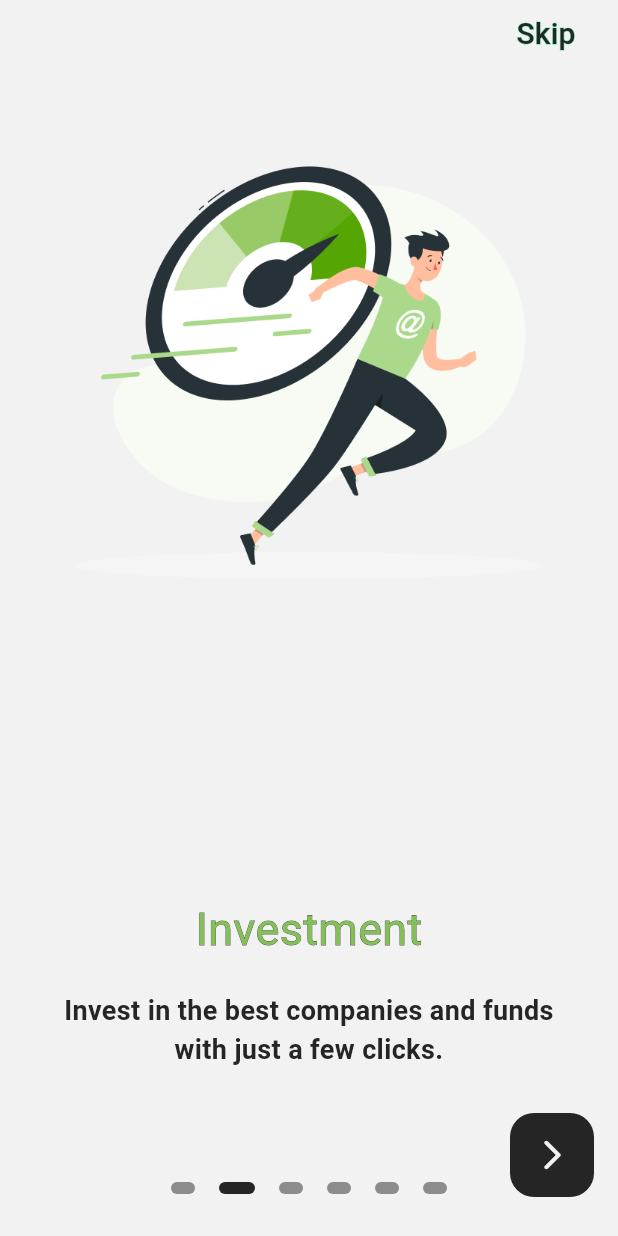
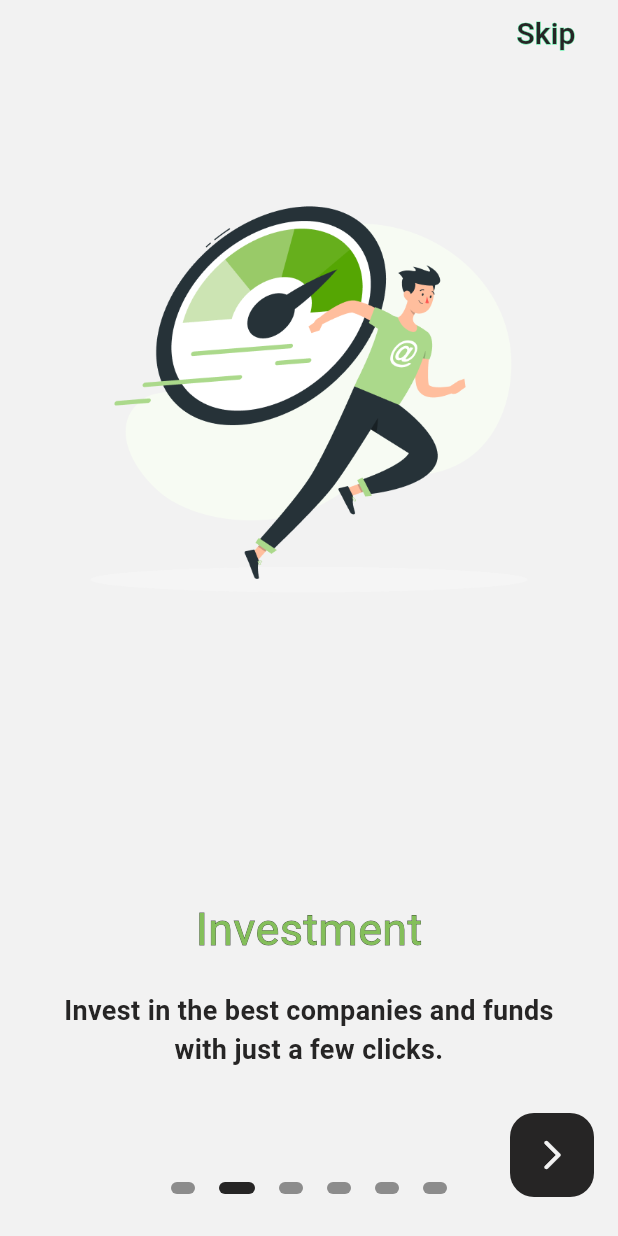
Before and after one commit to bugrahankaramollaoglu/greefin, a Flutter app: the screen it shows after launch, swiped to page 2, on a phone screen of 412 x 824 dp. Run offline on Flutter 3.47's test engine with Material 3 defaults, Android fonts, the phone set to English and light mode, and no system bars; drawn by our look-alikes of flutter_onboarding_slider, stroke_text; our stand-ins replace camera, crystal_navigation_bar, firebase_auth, firebase_core, flutter_riverpod, font_awesome_flutter and 6 more; missing offline and left inert: auth_button_kit, google_mlkit_barcode_scanning, google_mlkit_commons, google_mlkit_face_detection, google_mlkit_face_mesh_detection, google_mlkit_image_labeling and 4 more; accounts and stored records are empty.

```diff
--- a/lib/main.dart
+++ b/lib/main.dart
@@ -68,7 +68,7 @@ class _GreefinAppState extends State<GreefinApp> {
       home: Scaffold(
         backgroundColor: my_colors.color6,
         body: _isOnboardingCompleted
-            ? const FirebaseRouter()
+            ? const OnboardingPage()
             : const OnboardingPage(),
       ),
     );
--- a/lib/onboarding.dart
+++ b/lib/onboarding.dart
@@ -59,29 +59,47 @@ class OnboardingPage extends StatelessWidget {
       headerBackgroundColor: const Color.fromARGB(255, 242, 242, 242),
       pageBackgroundColor: const Color.fromARGB(255, 242, 242, 242),
       background: [
-        Image.asset(
+        Padding(
+          padding: const EdgeInsets.all(18.0),
+          child: Image.asset(
             'assets/onb_1.png',
             height: 400,
           ),
-        Image.asset(
+        ),
+        Padding(
+          padding: const EdgeInsets.all(18.0),
+          child: Image.asset(
             'assets/onb_2.png',
             height: 400,
           ),
-        Image.asset(
+        ),
+        Padding(
+          padding: const EdgeInsets.all(18.0),
+          child: Image.asset(
             'assets/onb_3.png',
             height: 400,
           ),
-        Image.asset(
+        ),
+        Padding(
+          padding: const EdgeInsets.all(18.0),
+          child: Image.asset(
             'assets/onb_4.png',
             height: 400,
           ),
-        Image.asset(
+        ),
+        Padding(
+          padding: const EdgeInsets.all(18.0),
+          child: Image.asset(
             'assets/onb_5.png',
             height: 400,
           ),
-        Image.asset(
+        ),
+        Padding(
+          padding: const EdgeInsets.all(18.0),
+          child: Image.asset(
             'assets/greefin.png',
             height: 400,
+          ),
         ),
       ],
       speed: 1.4,
```
Lines whose indentation alone changed are shown as unchanged.
